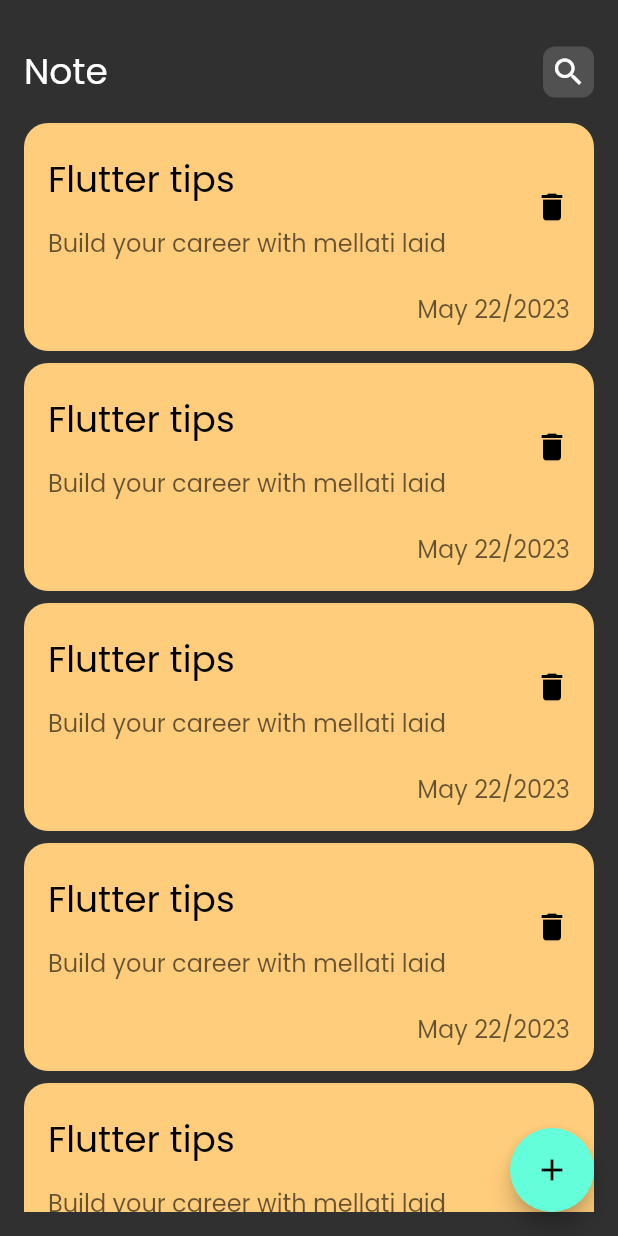
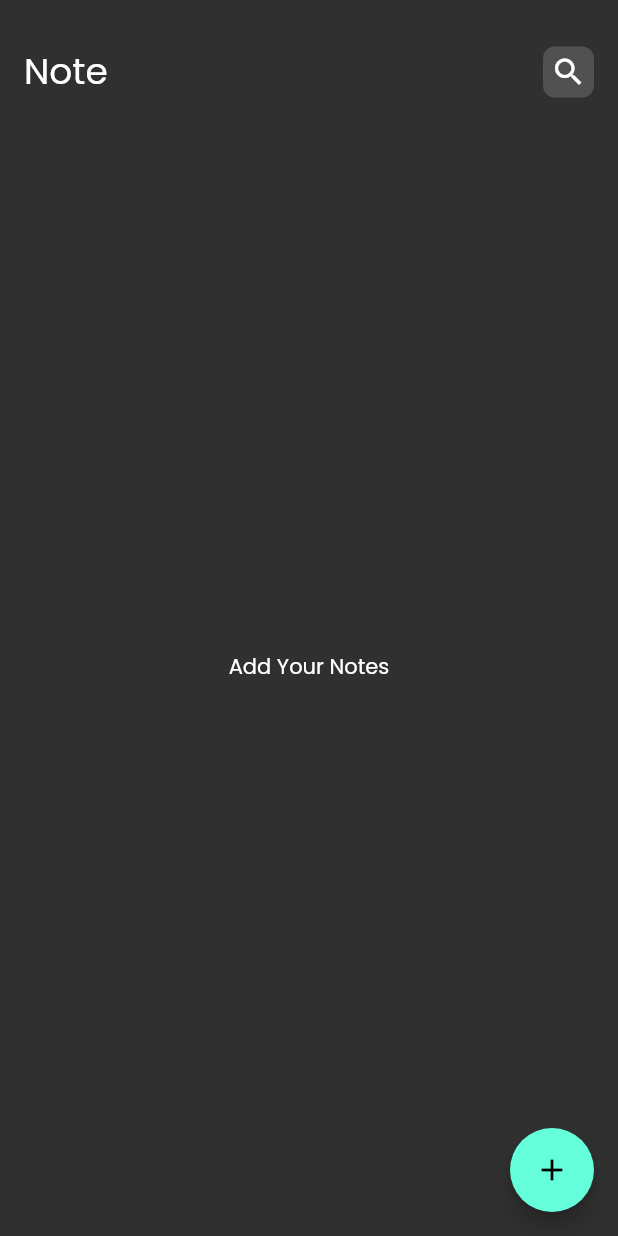
Before and after one commit to mellatilaid/Notes_app, a Flutter app: the screen it shows after launch, on a phone screen of 412 x 824 dp. Run offline on Flutter 3.47's test engine with Material 2 defaults, Android fonts, the phone set to English and light mode, and no system bars; our stand-ins replace flutter_bloc, hive, hive_flutter; accounts and stored records are empty.

Commit message:
display notes with bloc builder

```diff
--- a/lib/cubits/fetch_notes_cubit/fetch_note_cubit.dart
+++ b/lib/cubits/fetch_notes_cubit/fetch_note_cubit.dart
@@ -4,17 +4,12 @@ import 'package:notes_app/constants.dart';
 import 'package:notes_app/cubits/fetch_notes_cubit/fetch_note_states.dart';
 import 'package:notes_app/models/note_model.dart';
 
-class FetchNotesCubit extends Cubit<GetNoteState> {
-  FetchNotesCubit() : super(GetNoteInitial());
+class FetchNotesCubit extends Cubit<FetchNotesState> {
+  FetchNotesCubit() : super(FetchNoteInitial());
+  List<NoteModel>? notes;
+  fetchAllNotes() {
+    var notesBox = Hive.box<NoteModel>(kNoteBox);
 
-  fetchAllNotes() {
-    try {
-      var notesBox = Hive.box(kNoteBox);
-
-      List<NoteModel> notes = notesBox.values.toList() as List<NoteModel>;
-      emit(GetNoteSuccess(notes: notes));
-    } catch (e) {
-      emit(GetNoteFailuire(errMessage: e.toString()));
-    }
+    notes = notesBox.values.toList();
   }
 }
--- a/lib/cubits/fetch_notes_cubit/fetch_note_states.dart
+++ b/lib/cubits/fetch_notes_cubit/fetch_note_states.dart
@@ -1,17 +1,3 @@
-import 'package:notes_app/models/note_model.dart';
+class FetchNotesState {}
 
-class GetNoteState {}
-
-class GetNoteInitial extends GetNoteState {}
-
-class GetNoteSuccess extends GetNoteState {
-  final List<NoteModel> notes;
-  GetNoteSuccess({required this.notes});
-}
-
-class GetNoteFailuire extends GetNoteState {
-  final String errMessage;
-  GetNoteFailuire({required this.errMessage});
-}
-
-class GetNoteLading extends GetNoteState {}
+class FetchNoteInitial extends FetchNotesState {}
--- a/lib/widgets/custom_note_item.dart
+++ b/lib/widgets/custom_note_item.dart
@@ -1,11 +1,13 @@
 import 'package:flutter/material.dart';
 import 'package:notes_app/extension/navigation_extension.dart';
+import 'package:notes_app/models/note_model.dart';
 import 'package:notes_app/views/edit_notes_view.dart';
 
 import 'custom_note_title.dart';
 
 class CustomNoteItem extends StatelessWidget {
-  const CustomNoteItem({super.key});
+  final NoteModel note;
+  const CustomNoteItem({super.key, required this.note});
 
   @override
   Widget build(BuildContext context) {
@@ -23,11 +25,13 @@ class CustomNoteItem extends StatelessWidget {
         child: Column(
           crossAxisAlignment: CrossAxisAlignment.end,
           children: [
-            const CustomNoteTitle(),
+            CustomNoteTitle(
+              note: note,
+            ),
             Padding(
               padding: const EdgeInsets.only(right: 16, top: 16),
               child: Text(
-                'May 22/2023',
+                note.date,
                 style: TextStyle(
                     color: Colors.black.withOpacity(0.6), fontSize: 16),
               ),
--- a/lib/widgets/custom_note_title.dart
+++ b/lib/widgets/custom_note_title.dart
@@ -1,26 +1,29 @@
 import 'package:flutter/material.dart';
+import 'package:notes_app/models/note_model.dart';
 
 class CustomNoteTitle extends StatelessWidget {
+  final NoteModel note;
   const CustomNoteTitle({
     super.key,
+    required this.note,
   });
 
   @override
   Widget build(BuildContext context) {
     return ListTile(
       contentPadding: const EdgeInsets.all(0),
-      title: const Padding(
-        padding: EdgeInsets.only(bottom: 12),
+      title: Padding(
+        padding: const EdgeInsets.only(bottom: 12),
         child: Text(
-          'Flutter tips',
-          style: TextStyle(
+          note.title,
+          style: const TextStyle(
             fontSize: 24,
             color: Colors.black,
           ),
         ),
       ),
       subtitle: Text(
-        'Build your career with mellati laid',
+        note.subTitle,
         style: TextStyle(
           fontSize: 16,
           color: Colors.black.withOpacity(0.6),
--- a/lib/widgets/notes_list_view.dart
+++ b/lib/widgets/notes_list_view.dart
@@ -1,4 +1,8 @@
 import 'package:flutter/material.dart';
+import 'package:flutter_bloc/flutter_bloc.dart';
+import 'package:notes_app/cubits/fetch_notes_cubit/fetch_note_cubit.dart';
+import 'package:notes_app/cubits/fetch_notes_cubit/fetch_note_states.dart';
+import 'package:notes_app/models/note_model.dart';
 import 'package:notes_app/widgets/custom_note_item.dart';
 
 class NotesListView extends StatelessWidget {
@@ -8,9 +12,23 @@ class NotesListView extends StatelessWidget {
   Widget build(BuildContext context) {
     return Padding(
       padding: const EdgeInsets.symmetric(vertical: 16),
-      child: ListView.builder(
-        itemBuilder: (context, index) {
-          return const CustomNoteItem();
+      child: BlocBuilder<FetchNotesCubit, FetchNotesState>(
+        builder: (context, state) {
+          List<NoteModel> notes =
+              BlocProvider.of<FetchNotesCubit>(context).notes ?? [];
+          if (notes.isEmpty) {
+            return const Center(
+              child: Text('Add Your Notes'),
+            );
+          }
+          return ListView.builder(
+            itemCount: notes.length,
+            itemBuilder: (context, index) {
+              return CustomNoteItem(
+                note: notes[index],
+              );
+            },
+          );
         },
       ),
     );
--- a/lib/widgets/notes_view_body.dart
+++ b/lib/widgets/notes_view_body.dart
@@ -1,9 +1,23 @@
 import 'package:flutter/material.dart';
+import 'package:flutter_bloc/flutter_bloc.dart';
+import 'package:notes_app/cubits/fetch_notes_cubit/fetch_note_cubit.dart';
 import 'package:notes_app/widgets/custom_app_bar.dart';
 import 'package:notes_app/widgets/notes_list_view.dart';
 
-class NotesViewBody extends StatelessWidget {
+class NotesViewBody extends StatefulWidget {
   const NotesViewBody({super.key});
+
+  @override
+  State<NotesViewBody> createState() => _NotesViewBodyState();
+}
+
+class _NotesViewBodyState extends State<NotesViewBody> {
+  @override
+  void initState() {
+    // TODO: implement initState
+    super.initState();
+    BlocProvider.of<FetchNotesCubit>(context).fetchAllNotes();
+  }
 
   @override
   Widget build(BuildContext context) {
```
